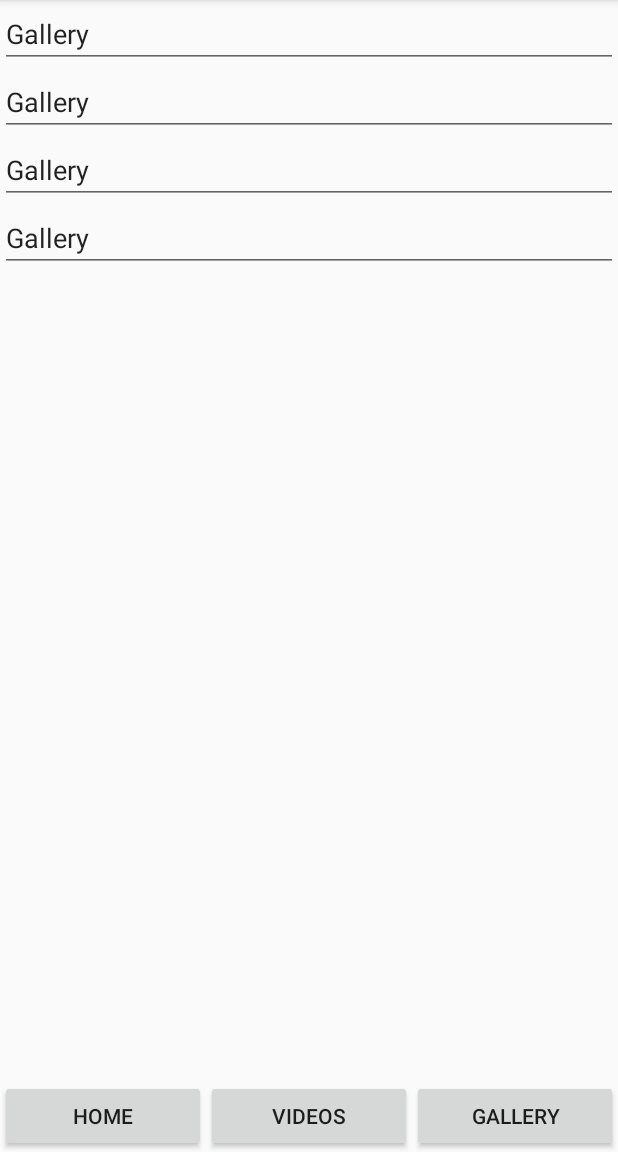
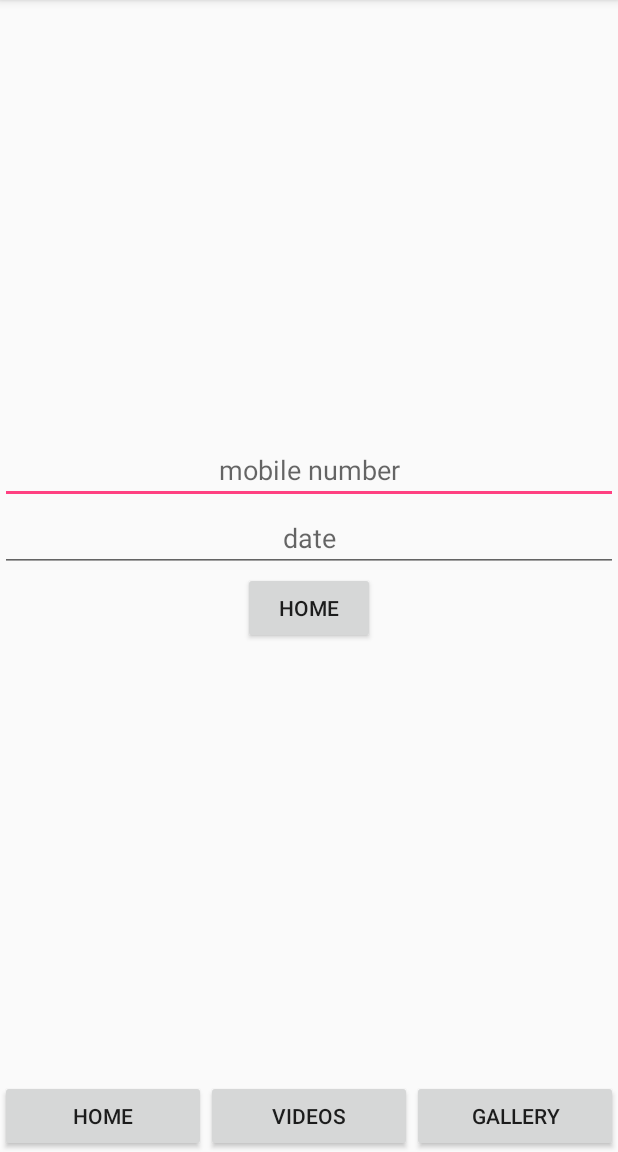
Before and after one commit to dhanalaxmikarnati/sampleproject, an Android app: the screen it shows after launch (SecondActivity), after a tap on "HOME", on a phone screen of 412 x 824 dp, the part 84-1236 px from its top. Run offline under Robolectric (Android 15) with nearby library versions, the phone set to English and light mode, and no system bars.

Commit message:
date and time pickers

```diff
--- a/app/src/main/java/com/ss/sampleproject/fragments/HomeFragment.java
+++ b/app/src/main/java/com/ss/sampleproject/fragments/HomeFragment.java
@@ -1,13 +1,27 @@
 package com.ss.sampleproject.fragments;
 
 
+import android.app.DatePickerDialog;
+import android.app.Dialog;
+import android.app.TimePickerDialog;
 import android.os.Bundle;
+import android.support.v4.app.DialogFragment;
 import android.support.v4.app.Fragment;
+import android.support.v4.app.FragmentManager;
+import android.support.v4.app.FragmentTransaction;
+import android.text.format.DateFormat;
 import android.view.LayoutInflater;
 import android.view.View;
 import android.view.ViewGroup;
+import android.widget.Button;
+import android.widget.DatePicker;
+import android.widget.EditText;
+import android.widget.TimePicker;
+import android.widget.Toast;
 
 import com.ss.sampleproject.R;
+
+import java.util.Calendar;
 
 /**
  * A simple {@link Fragment} subclass.
@@ -15,16 +29,117 @@ import com.ss.sampleproject.R;
 public class HomeFragment extends Fragment {
     public static String TAG = HomeFragment.class.getName();
 
-    public HomeFragment() {
-        // Required empty public constructor
-    }
-
+    private View view;
+    private EditText edt_number;
+    private static EditText edt_date;
+    private Button btn_home;
 
     @Override
     public View onCreateView(LayoutInflater inflater, ViewGroup container,
                              Bundle savedInstanceState) {
         // Inflate the layout for this fragment
-        return inflater.inflate(R.layout.fragment_home, container, false);
+
+        view = inflater.inflate(R.layout.fragment_home, container, false);
+        initUI();
+        return view;
+    }
+
+    /**
+     * Initilization
+     */
+    private void initUI() {
+        edt_number = (EditText) view.findViewById(R.id.edt_number);
+        edt_date = (EditText) view.findViewById(R.id.edt_date);
+        btn_home = (Button) view.findViewById(R.id.btn_home);
+        btn_home.setOnClickListener(new View.OnClickListener() {
+            @Override
+            public void onClick(View view) {
+                if (isValidFields()) {
+                    Bundle bundle = new Bundle();
+                    bundle.putString("number", edt_number.getText().toString());
+                    navigate(new GalleryFragment(), GalleryFragment.TAG, bundle);
+                }
+            }
+        });
+
+        edt_date.setOnClickListener(new View.OnClickListener() {
+            @Override
+            public void onClick(View view) {
+              /*  DatePickerFragment datePickerFragment = new DatePickerFragment();
+                datePickerFragment.show(getActivity().getSupportFragmentManager(), "datePicker");*/
+                TimePickerFragment timePickerFragment = new TimePickerFragment();
+                timePickerFragment.show(getActivity().getSupportFragmentManager(), "timePicker");
+            }
+        });
+    }
+
+    public static class DatePickerFragment extends DialogFragment
+            implements DatePickerDialog.OnDateSetListener {
+
+        @Override
+        public Dialog onCreateDialog(Bundle savedInstanceState) {
+            // Use the current date as the default date in the picker
+            final Calendar c = Calendar.getInstance();
+            int year = c.get(Calendar.YEAR);
+            int month = c.get(Calendar.MONTH);
+            int day = c.get(Calendar.DAY_OF_MONTH);
+
+            // Create a new instance of DatePickerDialog and return it
+            return new DatePickerDialog(getActivity(), this, year, month, day);
+        }
+
+        public void onDateSet(DatePicker view, int year, int month, int day) {
+            // Do something with the date chosen by the user
+            edt_date.setText(year + "-" + (month + 1) + "-" + day);
+        }
+    }
+
+    public static class TimePickerFragment extends DialogFragment
+            implements TimePickerDialog.OnTimeSetListener {
+
+        @Override
+        public Dialog onCreateDialog(Bundle savedInstanceState) {
+            // Use the current time as the default values for the picker
+            final Calendar c = Calendar.getInstance();
+            int hour = c.get(Calendar.HOUR_OF_DAY);
+            int minute = c.get(Calendar.MINUTE);
+
+            // Create a new instance of TimePickerDialog and return it
+            return new TimePickerDialog(getActivity(), this, hour, minute,
+                    DateFormat.is24HourFormat(getActivity()));
+        }
+
+        public void onTimeSet(TimePicker view, int hourOfDay, int minute) {
+            // Do something with the time chosen by the user
+
+            edt_date.setText(hourOfDay + "-" + minute);
+        }
+    }
+
+    private boolean isValidFields() {
+        boolean isValid = true;
+        if (edt_number.getText().toString().length() < 10) {
+            Toast.makeText(getActivity(), "Number must be 10 digits", Toast.LENGTH_SHORT).show();
+            edt_number.requestFocus();
+            isValid = false;
+        } else if (edt_date.getText().toString().length() < 1) {
+            Toast.makeText(getActivity(), "Enter date", Toast.LENGTH_SHORT).show();
+            edt_date.requestFocus();
+            isValid = false;
+        }
+        return isValid;
+    }
+
+    private void navigate(Fragment fragment, String tag, Bundle bundle) {
+        FragmentManager fragmentManager = getActivity().getSupportFragmentManager();
+        FragmentTransaction fragmentTransaction = fragmentManager
+                .beginTransaction();
+        if (bundle != null) {
+            fragment.setArguments(bundle);
+        }
+        fragmentTransaction.replace(R.id.content_frame, fragment, tag);
+        fragmentTransaction.addToBackStack(tag);
+        fragmentTransaction.commit();
     }
 
 }
--- a/app/src/main/res/layout/fragment_gallery.xml
+++ b/app/src/main/res/layout/fragment_gallery.xml
@@ -6,6 +6,7 @@
 
     <!-- TODO: Update blank fragment layout -->
     <TextView
+        android:id="@+id/tv_gallery"
         android:layout_width="match_parent"
         android:layout_height="match_parent"
         android:gravity="center"
--- a/app/src/main/res/layout/fragment_home.xml
+++ b/app/src/main/res/layout/fragment_home.xml
@@ -2,26 +2,32 @@
     xmlns:tools="http://schemas.android.com/tools"
     android:layout_width="match_parent"
     android:layout_height="match_parent"
+    android:gravity="center"
     android:orientation="vertical"
     tools:context="com.ss.sampleproject.fragments.HomeFragment">
 
     <EditText
+        android:id="@+id/edt_number"
         android:layout_width="match_parent"
         android:layout_height="wrap_content"
-        android:text="@string/gallery" />
+        android:gravity="center"
+        android:hint="mobile number"
+        android:inputType="number"
+        android:maxLength="10" />
 
     <EditText
+        android:id="@+id/edt_date"
         android:layout_width="match_parent"
+        android:focusable="false"
         android:layout_height="wrap_content"
-        android:text="@string/gallery" />
+        android:gravity="center"
+        android:hint="date" />
 
-    <EditText
-        android:layout_width="match_parent"
+    <Button
+        android:id="@+id/btn_home"
+        android:layout_width="wrap_content"
         android:layout_height="wrap_content"
-        android:text="@string/gallery" />
+        android:text="@string/home" />
 
-    <EditText
-        android:layout_width="match_parent"
-        android:layout_height="wrap_content"
-        android:text="@string/gallery" />
+
 </LinearLayout>
```
Also changed, not shown: app/src/main/java/com/ss/sampleproject/fragments/GalleryFragment.java (+19 -4 lines).
